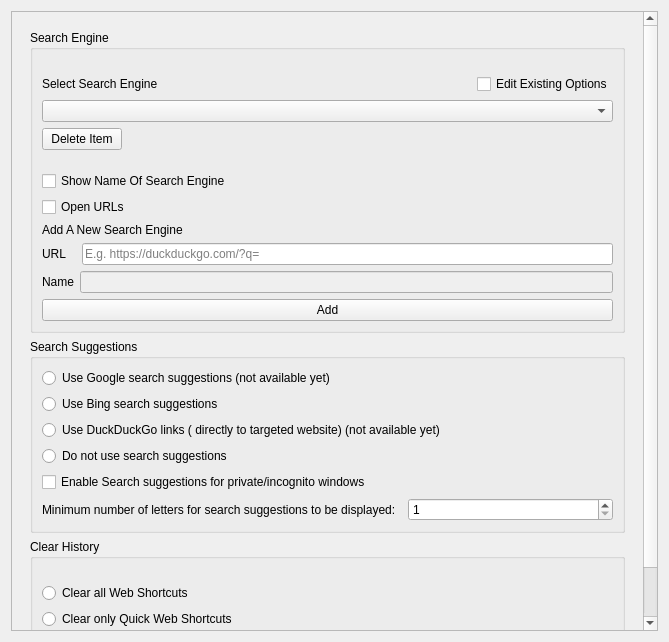
First picture: the form in src/config/quick_web_shortcuts_config.ui, repository alex1701c/QuickWebShortcuts, before the edit.
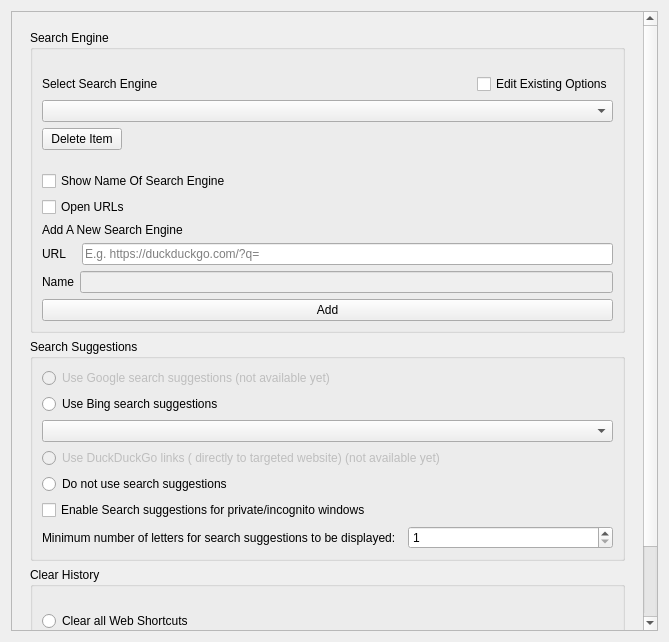
Second picture: the form after the edit. Icons and pictures are not drawn.

Commit message: Bing search results work

Diff of the .ui file:
```diff
--- a/src/config/quick_web_shortcuts_config.ui
+++ b/src/config/quick_web_shortcuts_config.ui
@@ -13,7 +13,7 @@
   </property>
   <property name="minimumSize">
    <size>
-    <width>550</width>
+    <width>570</width>
     <height>0</height>
    </size>
   </property>
@@ -29,7 +29,7 @@
         <x>0</x>
         <y>0</y>
         <width>633</width>
-        <height>764</height>
+        <height>802</height>
        </rect>
       </property>
       <layout class="QGridLayout" name="gridLayout_2">
@@ -231,6 +231,9 @@
             <layout class="QVBoxLayout" name="verticalLayout_6">
              <item>
               <widget class="QRadioButton" name="googleRadioButton">
+               <property name="enabled">
+                <bool>false</bool>
+               </property>
                <property name="text">
                 <string>Use Google search suggestions (not available yet)</string>
                </property>
@@ -243,8 +246,14 @@
                </property>
               </widget>
              </item>
+             <item>
+              <widget class="QComboBox" name="bingLocaleSelectComboBox"/>
+             </item>
              <item>
               <widget class="QRadioButton" name="duckDuckGoRadioButton">
+               <property name="enabled">
+                <bool>false</bool>
+               </property>
                <property name="text">
                 <string>Use DuckDuckGo links ( directly to targeted website) (not available yet)</string>
                </property>
```
The commit also changes 7 other files.
